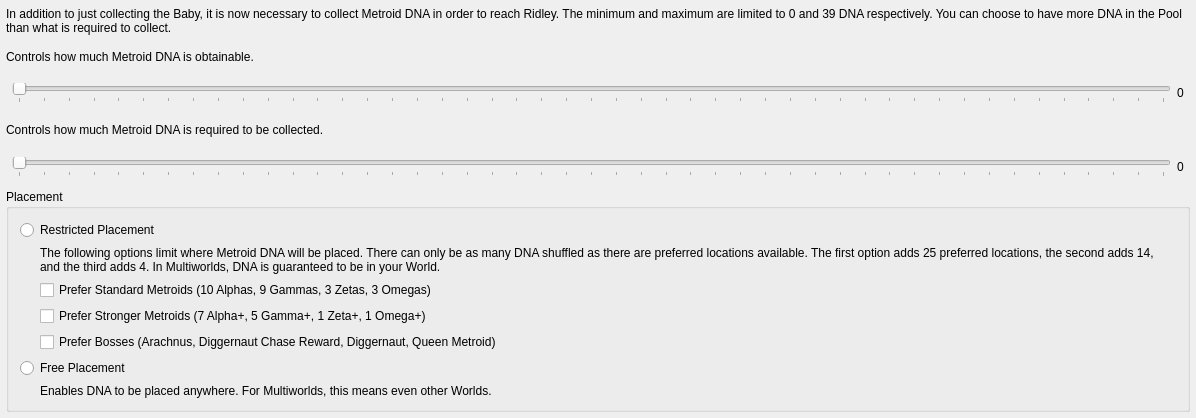
First picture: the form in randovania/games/samus_returns/gui/ui_files/preset_msr_goal.ui, repository randovania/randovania, before the edit.
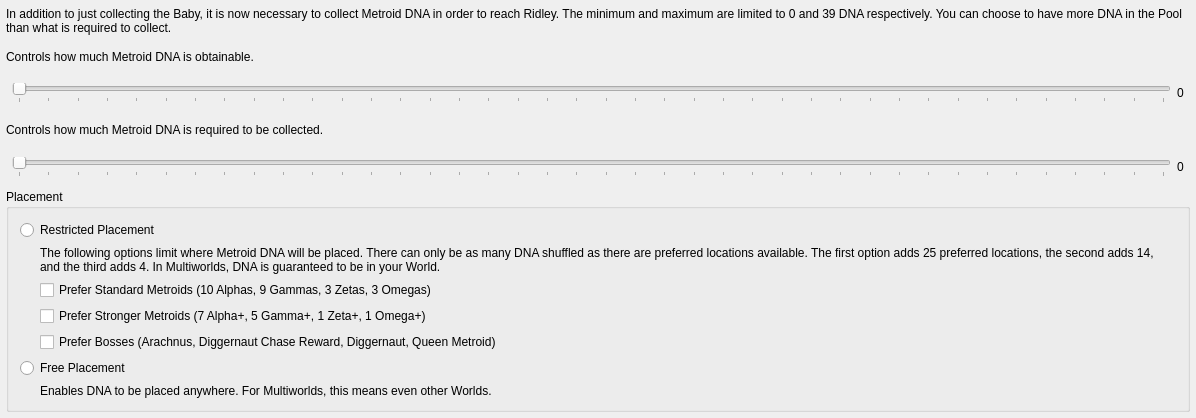
Second picture: the form after the edit.

What changed in the file:
```diff
--- a/randovania/games/samus_returns/gui/ui_files/preset_msr_goal.ui
+++ b/randovania/games/samus_returns/gui/ui_files/preset_msr_goal.ui
@@ -67,7 +67,7 @@
       <item>
        <widget class="QSlider" name="placed_slider">
         <property name="maximum">
-         <number>46</number>
+         <number>39</number>
         </property>
         <property name="pageStep">
          <number>2</number>
@@ -83,7 +83,7 @@
       <item>
        <widget class="QLabel" name="placed_slider_label">
         <property name="sizePolicy">
-         <sizepolicy hsizetype="Fixed" vsizetype="Fixed">
+         <sizepolicy hsizetype="Preferred" vsizetype="Preferred">
           <horstretch>0</horstretch>
           <verstretch>0</verstretch>
          </sizepolicy>
@@ -128,7 +128,7 @@
       <item>
        <widget class="QSlider" name="required_slider">
         <property name="maximum">
-         <number>46</number>
+         <number>39</number>
         </property>
         <property name="pageStep">
          <number>2</number>
```
